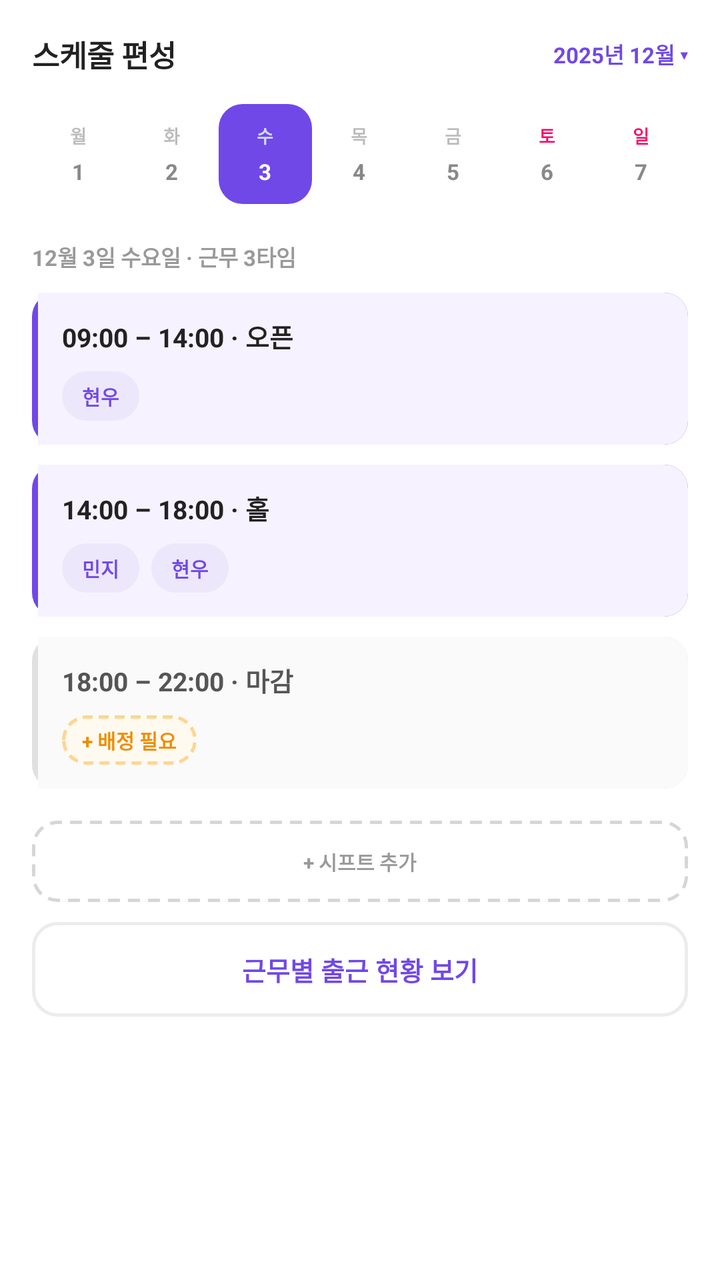
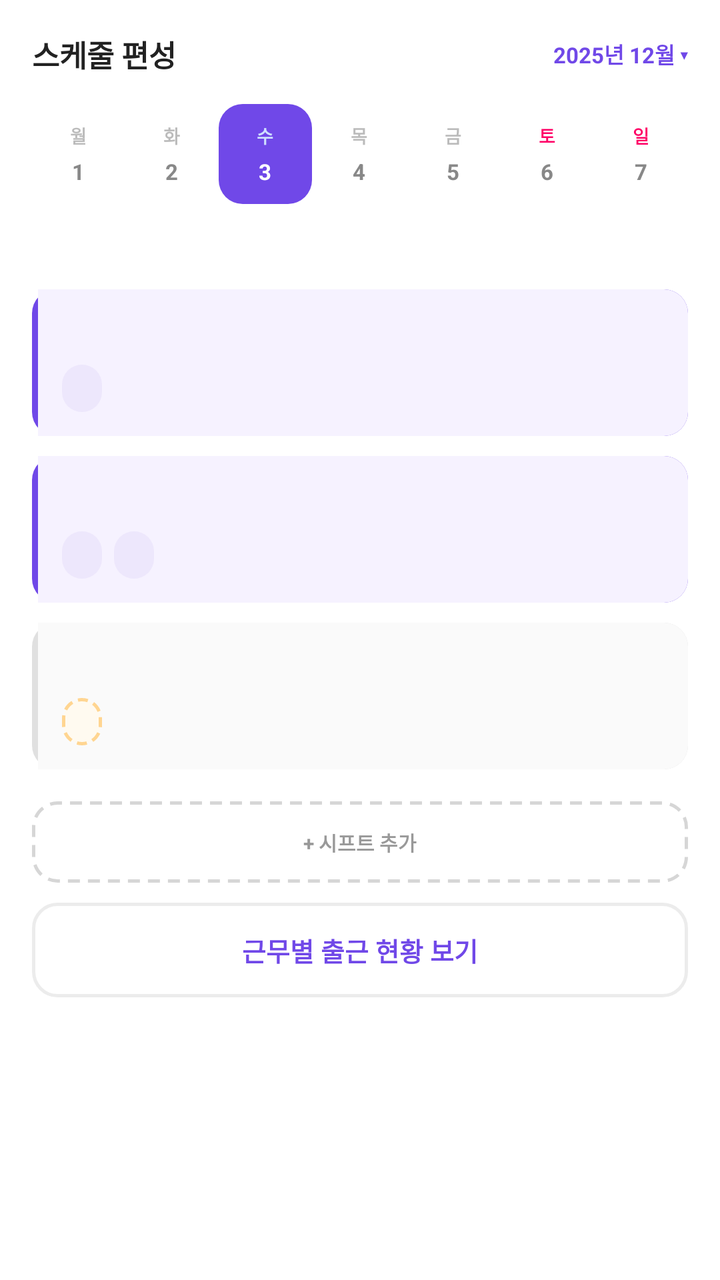

An Android layout rendered at two revisions. The XML below is the earlier revision; the diff shows what the commit changed to produce the second picture.
<!-- AndroidManifest.xml: application theme Theme.PTManagerEmployer -->
<!-- res/layout/fragment_schedule_edit.xml -->
<?xml version="1.0" encoding="utf-8"?>
<androidx.core.widget.NestedScrollView xmlns:android="http://schemas.android.com/apk/res/android"
    android:layout_width="match_parent"
    android:layout_height="match_parent"
    android:background="@color/white"
    android:fillViewport="true">

    <LinearLayout
        android:layout_width="match_parent"
        android:layout_height="wrap_content"
        android:orientation="vertical"
        android:paddingHorizontal="16dp"
        android:paddingTop="16dp"
        android:paddingBottom="24dp">

        <LinearLayout
            android:layout_width="match_parent"
            android:layout_height="wrap_content"
            android:orientation="horizontal"
            android:gravity="center_vertical">

            <TextView
                android:layout_width="0dp"
                android:layout_height="wrap_content"
                android:layout_weight="1"
                android:text="스케줄 편성"
                android:textColor="@color/text_primary"
                android:textSize="15sp"
                android:textStyle="bold" />

            <TextView
                android:layout_width="wrap_content"
                android:layout_height="wrap_content"
                android:text="2025년 12월 ▾"
                android:textColor="@color/brand"
                android:textSize="11sp"
                android:textStyle="bold" />
        </LinearLayout>

        
        <LinearLayout
            android:layout_width="match_parent"
            android:layout_height="wrap_content"
            android:layout_marginTop="14dp"
            android:orientation="horizontal"
            android:baselineAligned="false">

            <LinearLayout style="@style/DayCell">
                <TextView style="@style/DayLabel" android:text="월" />
                <TextView style="@style/DayNum" android:text="1" />
            </LinearLayout>
            <LinearLayout style="@style/DayCell">
                <TextView style="@style/DayLabel" android:text="화" />
                <TextView style="@style/DayNum" android:text="2" />
            </LinearLayout>
            <LinearLayout style="@style/DayCell" android:background="@drawable/bg_day_selected">
                <TextView style="@style/DayLabel" android:text="수" android:textColor="#CFE0FF" />
                <TextView style="@style/DayNum" android:text="3" android:textColor="@color/white" />
            </LinearLayout>
            <LinearLayout style="@style/DayCell">
                <TextView style="@style/DayLabel" android:text="목" />
                <TextView style="@style/DayNum" android:text="4" />
            </LinearLayout>
            <LinearLayout style="@style/DayCell">
                <TextView style="@style/DayLabel" android:text="금" />
                <TextView style="@style/DayNum" android:text="5" />
            </LinearLayout>
            <LinearLayout style="@style/DayCell">
                <TextView style="@style/DayLabel" android:text="토" android:textColor="@color/weekend_red" />
                <TextView style="@style/DayNum" android:text="6" />
            </LinearLayout>
            <LinearLayout style="@style/DayCell">
                <TextView style="@style/DayLabel" android:text="일" android:textColor="@color/weekend_red" />
                <TextView style="@style/DayNum" android:text="7" />
            </LinearLayout>
        </LinearLayout>

        <TextView
            android:layout_width="wrap_content"
            android:layout_height="wrap_content"
            android:layout_marginTop="18dp"
            android:text="12월 3일 수요일 · 근무 3타임"
            android:textColor="@color/text_tertiary"
            android:textSize="11sp"
            android:textStyle="bold" />

        
        <LinearLayout style="@style/ShiftRow" android:background="@drawable/bg_schedule_active">
            <TextView style="@style/ShiftTime" android:text="09:00 – 14:00 · 오픈" />
            <LinearLayout style="@style/ShiftChips">
                <TextView style="@style/WorkerChip" android:text="현우" />
            </LinearLayout>
        </LinearLayout>

        
        <LinearLayout style="@style/ShiftRow" android:background="@drawable/bg_schedule_active">
            <TextView style="@style/ShiftTime" android:text="14:00 – 18:00 · 홀" />
            <LinearLayout style="@style/ShiftChips">
                <TextView style="@style/WorkerChip" android:text="민지" />
                <TextView style="@style/WorkerChip" android:text="현우" />
            </LinearLayout>
        </LinearLayout>

        
        <LinearLayout style="@style/ShiftRow" android:background="@drawable/bg_schedule_muted">
            <TextView style="@style/ShiftTime" android:text="18:00 – 22:00 · 마감"
                android:textColor="#555555" />
            <LinearLayout style="@style/ShiftChips">
                <TextView style="@style/WorkerChipEmpty" android:text="+ 배정 필요" />
            </LinearLayout>
        </LinearLayout>

        <TextView
            android:id="@+id/btn_add_shift"
            android:layout_width="match_parent"
            android:layout_height="wrap_content"
            android:layout_marginTop="16dp"
            android:background="@drawable/bg_dashed"
            android:text="+ 시프트 추가"
            android:textColor="@color/text_tertiary"
            android:textSize="10sp"
            android:textStyle="bold"
            android:gravity="center"
            android:paddingVertical="13dp"
            android:foreground="?attr/selectableItemBackground" />

        <TextView
            android:id="@+id/btn_attendance"
            android:layout_width="match_parent"
            android:layout_height="wrap_content"
            android:layout_marginTop="10dp"
            android:background="@drawable/bg_btn_outline_gray"
            android:text="근무별 출근 현황 보기"
            android:textColor="@color/brand"
            android:textSize="13sp"
            android:textStyle="bold"
            android:gravity="center"
            android:paddingVertical="14dp"
            android:foreground="?attr/selectableItemBackground" />
    </LinearLayout>
</androidx.core.widget.NestedScrollView>
<!-- resources referenced by this layout -->
<resources>
  <color name="brand">#7048E8</color>
  <color name="text_primary">#222222</color>
  <color name="text_tertiary">#999999</color>
  <color name="weekend_red">#FF0066</color>
  <color name="white">#FFFFFFFF</color>
  <!-- drawable bg_btn_outline_gray (drawable) -->
  <?xml version="1.0" encoding="utf-8"?>
  <shape xmlns:android="http://schemas.android.com/apk/res/android" android:shape="rectangle">
      <solid android:color="@color/white" />
      <corners android:radius="12dp" />
      <stroke android:width="1.5dp" android:color="@color/border" />
  </shape>
  <!-- drawable bg_dashed (drawable) -->
  <?xml version="1.0" encoding="utf-8"?>
  <shape xmlns:android="http://schemas.android.com/apk/res/android" android:shape="rectangle">
      <solid android:color="@color/white" />
      <corners android:radius="12dp" />
      <stroke android:width="1.5dp" android:color="#D6D6D6"
          android:dashWidth="6dp" android:dashGap="4dp" />
  </shape>
  <!-- drawable bg_day_selected (drawable) -->
  <?xml version="1.0" encoding="utf-8"?>
  <shape xmlns:android="http://schemas.android.com/apk/res/android" android:shape="rectangle">
      <solid android:color="@color/brand" />
      <corners android:radius="12dp" />
  </shape>
  <style name="DayCell">
          <item name="android:layout_width">0dp</item>
          <item name="android:layout_height">wrap_content</item>
          <item name="android:layout_weight">1</item>
          <item name="android:orientation">vertical</item>
          <item name="android:gravity">center_horizontal</item>
          <item name="android:paddingVertical">9dp</item>
      </style>
  <style name="DayLabel">
          <item name="android:layout_width">wrap_content</item>
          <item name="android:layout_height">wrap_content</item>
          <item name="android:textColor">@color/text_hint</item>
          <item name="android:textSize">9sp</item>
          <item name="android:textStyle">bold</item>
      </style>
  <style name="DayNum">
          <item name="android:layout_width">wrap_content</item>
          <item name="android:layout_height">wrap_content</item>
          <item name="android:layout_marginTop">4dp</item>
          <item name="android:textColor">@color/text_secondary</item>
          <item name="android:textSize">11sp</item>
          <item name="android:textStyle">bold</item>
      </style>
  <style name="ShiftChips">
          <item name="android:layout_width">wrap_content</item>
          <item name="android:layout_height">wrap_content</item>
          <item name="android:layout_marginTop">8dp</item>
          <item name="android:orientation">horizontal</item>
      </style>
  <style name="ShiftTime">
          <item name="android:layout_width">wrap_content</item>
          <item name="android:layout_height">wrap_content</item>
          <item name="android:textColor">@color/text_primary</item>
          <item name="android:textSize">13sp</item>
          <item name="android:textStyle">bold</item>
      </style>
  <style name="Theme.PTManagerEmployer" parent="Base.Theme.PTManagerEmployer" />
  <color name="border">#ECECEC</color>
  <color name="brand_bg">#F6F2FF</color>
  <color name="text_hint">#BBBBBB</color>
  <color name="text_secondary">#888888</color>
  <!-- drawable bg_worker_chip (drawable) -->
  <?xml version="1.0" encoding="utf-8"?>
  <shape xmlns:android="http://schemas.android.com/apk/res/android" android:shape="rectangle">
      <solid android:color="@color/brand_chip" />
      <corners android:radius="999dp" />
  </shape>
  <!-- drawable bg_worker_chip_empty (drawable) -->
  <?xml version="1.0" encoding="utf-8"?>
  <shape xmlns:android="http://schemas.android.com/apk/res/android" android:shape="rectangle">
      <solid android:color="#FFFAF0" />
      <corners android:radius="999dp" />
      <stroke android:width="1.5dp" android:color="@color/warn_border_dashed"
          android:dashWidth="5dp" android:dashGap="3dp" />
  </shape>
  <color name="warn_orange">#F08C00</color>
  <color name="brand_chip">#EDE7FC</color>
  <color name="warn_border_dashed">#FFD591</color>
  <!-- unchanged entries left out for length: 6 -->
</resources>

<!-- the commit's change to res/layout/fragment_schedule_edit.xml (unified diff, before → after) -->
@@ -79,34 +79,34 @@
             android:layout_width="wrap_content"
             android:layout_height="wrap_content"
             android:layout_marginTop="18dp"
-            android:text="12월 3일 수요일 · 근무 3타임"
+            android:text=""
             android:textColor="@color/text_tertiary"
             android:textSize="11sp"
             android:textStyle="bold" />
 
         
         <LinearLayout style="@style/ShiftRow" android:background="@drawable/bg_schedule_active">
-            <TextView style="@style/ShiftTime" android:text="09:00 – 14:00 · 오픈" />
+            <TextView style="@style/ShiftTime" android:text="" />
             <LinearLayout style="@style/ShiftChips">
-                <TextView style="@style/WorkerChip" android:text="현우" />
+                <TextView style="@style/WorkerChip" android:text="" />
             </LinearLayout>
         </LinearLayout>
 
         
         <LinearLayout style="@style/ShiftRow" android:background="@drawable/bg_schedule_active">
-            <TextView style="@style/ShiftTime" android:text="14:00 – 18:00 · 홀" />
+            <TextView style="@style/ShiftTime" android:text="" />
             <LinearLayout style="@style/ShiftChips">
-                <TextView style="@style/WorkerChip" android:text="민지" />
-                <TextView style="@style/WorkerChip" android:text="현우" />
+                <TextView style="@style/WorkerChip" android:text="" />
+                <TextView style="@style/WorkerChip" android:text="" />
             </LinearLayout>
         </LinearLayout>
 
         
         <LinearLayout style="@style/ShiftRow" android:background="@drawable/bg_schedule_muted">
-            <TextView style="@style/ShiftTime" android:text="18:00 – 22:00 · 마감"
+            <TextView style="@style/ShiftTime" android:text=""
                 android:textColor="#555555" />
             <LinearLayout style="@style/ShiftChips">
-                <TextView style="@style/WorkerChipEmpty" android:text="+ 배정 필요" />
+                <TextView style="@style/WorkerChipEmpty" android:text="" />
             </LinearLayout>
         </LinearLayout>
 
